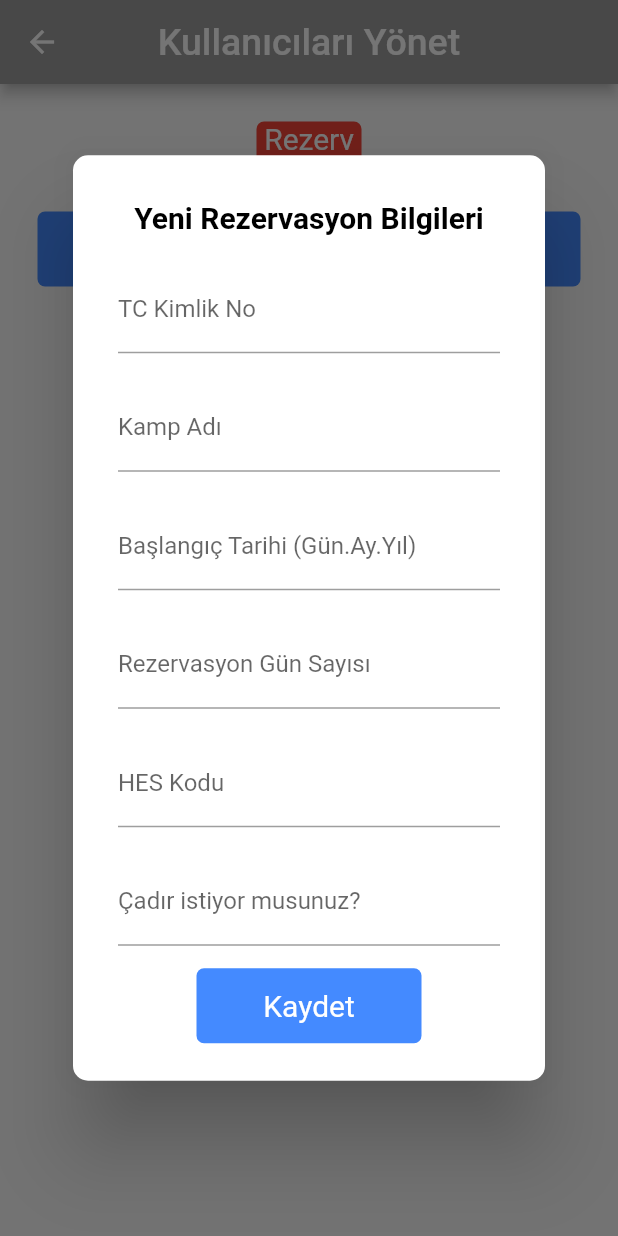
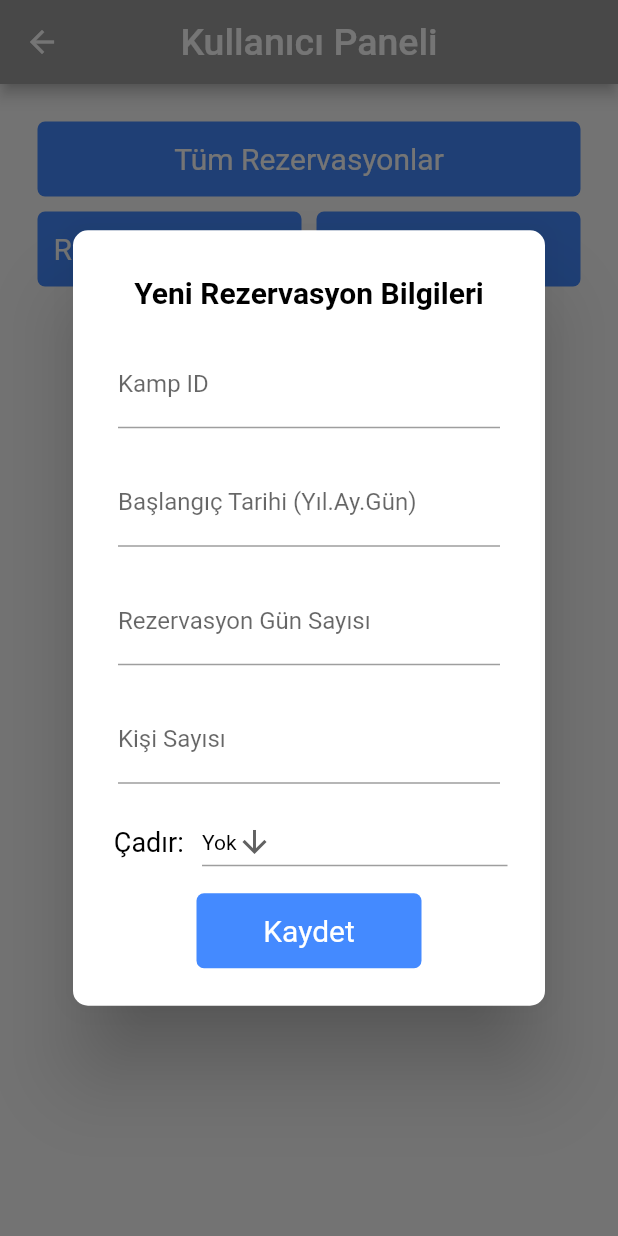
Before and after one commit to aliemrenebiler/Get_Camped, a Flutter app: the UserScreen screen opened by its route, after a tap on "Rezervasyon Ekle", on a phone screen of 412 x 824 dp. Run offline on Flutter 3.47's test engine with Material 2 defaults, Android fonts, the phone set to English and light mode, and no system bars; missing offline and left inert: postgres.

Commit message:
user camp search method added

```diff
--- a/lib/main.dart
+++ b/lib/main.dart
@@ -9,6 +9,9 @@ import 'screens/userscreen.dart';
 import 'screens/adminpages/mngcampsscreen.dart';
 import 'screens/adminpages/mngusersscreen.dart';
 //import 'screens/adminpages/mngrsvsscreen.dart';
+
+// Admin Pages
+import 'screens/userpages/usercampsscreen.dart';
 
 void main() async {
   WidgetsFlutterBinding.ensureInitialized();
@@ -38,6 +41,9 @@ class MyApp extends StatelessWidget {
         '/mngusersscreen': (context) => const MngUsersScreen(),
         '/mngcampsscreen': (context) => const MngCampsScreen(),
         //'/mngrsvsscreen': (context) => const MngRsvsScreen(),
+
+        // user panel routes
+        '/searchcampscreen': (context) => const UsersCampsScreen(),
       },
     );
   }
--- a/lib/screens/adminpages/mngcampsscreen.dart
+++ b/lib/screens/adminpages/mngcampsscreen.dart
@@ -712,7 +712,6 @@ class _EditCampBoxState extends State<EditCampBox> {
               Container(
                 margin: const EdgeInsets.fromLTRB(5, 0, 5, 20),
                 child: TextFormField(
-                  keyboardType: TextInputType.number,
                   controller: nameController,
                   decoration: const InputDecoration(
                     border: UnderlineInputBorder(),
@@ -812,7 +811,8 @@ class _EditCampBoxState extends State<EditCampBox> {
               Container(
                 margin: const EdgeInsets.fromLTRB(5, 0, 5, 20),
                 child: TextFormField(
-                  controller: phoneController,
+                  keyboardType: TextInputType.number,
+                  controller: dailyPriceController,
                   decoration: const InputDecoration(
                     border: UnderlineInputBorder(),
                     labelText: "Yeni Günlük Ücret",
@@ -824,6 +824,7 @@ class _EditCampBoxState extends State<EditCampBox> {
                   bool tentValue = (tentExist == 'Var') ? true : false;
                   updateCamp(widget.id, tentValue);
                   Navigator.pop(context);
+                  clearAllControllers();
                   widget.notifyParent();
                   showDialog(
                     context: context,
--- a/lib/screens/userpages/userrsvscreen.dart
+++ b/lib/screens/userpages/userrsvscreen.dart
@@ -21,7 +21,7 @@ class _UsersRsvScreenState extends State<UsersRsvScreen> {
       appBar: AppBar(
         centerTitle: true,
         title: Text(
-          'Kullanıcıları Yönet',
+          'Kullanıcı Paneli',
           textAlign: TextAlign.center,
           style: TextStyle(
             color: Colors.white,
@@ -34,15 +34,16 @@ class _UsersRsvScreenState extends State<UsersRsvScreen> {
         padding: const EdgeInsets.fromLTRB(20, 20, 20, 0),
         child: Column(
           children: [
-            SearchUserBox(notifyParent: refresh),
+            AllRsvsButton(notifyParent: refresh),
             Row(
               children: [
-                // Expanded(
-                //   child: ListAllButton(notifyParent: refresh),
-                // ),
                 Expanded(
                   child: AddRsvButton(notifyParent: refresh),
-                )
+                ),
+                Expanded(
+                  flex: 1,
+                  child: CampSearchButton(),
+                ),
               ],
             ),
             (searchedList != null)
@@ -81,29 +82,25 @@ class _UsersRsvScreenState extends State<UsersRsvScreen> {
 }
 
 // TOP BUTTONS AND SEARCH
-class SearchUserBox extends StatelessWidget {
+class AllRsvsButton extends StatelessWidget {
   final Function() notifyParent;
-  SearchUserBox({Key? key, required this.notifyParent}) : super(key: key);
+  const AllRsvsButton({Key? key, required this.notifyParent}) : super(key: key);
+
   @override
   Widget build(BuildContext context) {
-    return Row(
-      mainAxisAlignment: MainAxisAlignment.center,
-      crossAxisAlignment: CrossAxisAlignment.end,
-      children: [
-        Container(
-          child: FittedBox(
+    return Container(
       child: InkWell(
         onTap: () async {
-                await getSingleUser(currentUser.ssn!);
+          await getUserRsv(currentUser.ssn!);
           await clearAllControllers();
+          print(searchedList);
           notifyParent();
         },
         child: Container(
           alignment: Alignment.center,
-                width: 70,
           height: 50,
           child: Text(
-                  'Rezervasyon Görüntüle',
+            'Tüm Rezervasyonlar',
             textAlign: TextAlign.center,
             style: TextStyle(
               color: Colors.white,
@@ -111,15 +108,12 @@ class SearchUserBox extends StatelessWidget {
             ),
           ),
           decoration: const BoxDecoration(
-                  color: Colors.red,
+            color: Colors.blueAccent,
             borderRadius: BorderRadius.all(Radius.circular(5)),
           ),
         ),
       ),
-          ),
       margin: const EdgeInsets.all(5),
-        ),
-      ],
     );
   }
 }
@@ -168,6 +162,38 @@ class AddRsvButton extends StatelessWidget {
   }
 }
 
+class CampSearchButton extends StatelessWidget {
+  const CampSearchButton({Key? key}) : super(key: key);
+
+  @override
+  Widget build(BuildContext context) {
+    return Container(
+      child: InkWell(
+        onTap: () async {
+          Navigator.pushNamed(context, '/searchcampscreen');
+        },
+        child: Container(
+          decoration: const BoxDecoration(
+            color: Colors.blueAccent,
+            borderRadius: BorderRadius.all(Radius.circular(5)),
+          ),
+          alignment: Alignment.center,
+          height: 50,
+          child: Text(
+            'Kamp Arama',
+            textAlign: TextAlign.center,
+            style: TextStyle(
+              color: Colors.white,
+              fontSize: fontSizeM,
+            ),
+          ),
+        ),
+      ),
+      margin: const EdgeInsets.all(5),
+    );
+  }
+}
+
 // REPEATED USER BOX
 class UserBox extends StatelessWidget {
   final String ssn;
@@ -185,7 +211,6 @@ class UserBox extends StatelessWidget {
     required this.hesCode,
     required this.notifyParent,
   }) : super(key: key);
-
   @override
   Widget build(BuildContext context) {
     return Container(
@@ -376,9 +401,17 @@ class UserBox extends StatelessWidget {
 }
 
 // FUNCTION BOXES
-class AddRsvBox extends StatelessWidget {
+class AddRsvBox extends StatefulWidget {
   final Function() notifyParent;
-  const AddRsvBox({Key? key, required this.notifyParent}) : super(key: key);
+  AddRsvBox({Key? key, required this.notifyParent}) : super(key: key);
+
+  @override
+  State<AddRsvBox> createState() => _AddRsvBoxState();
+}
+
+class _AddRsvBoxState extends State<AddRsvBox> {
+  String tentExist = 'Yok';
+
   @override
   Widget build(BuildContext context) {
     return Expanded(
@@ -413,11 +446,11 @@ class AddRsvBox extends StatelessWidget {
                 margin: const EdgeInsets.all(10),
                 child: Container(
                   child: TextFormField(
-                    controller: ssnController,
+                    controller: idController,
                     keyboardType: TextInputType.number,
                     decoration: const InputDecoration(
                       border: UnderlineInputBorder(),
-                      labelText: "TC Kimlik No",
+                      labelText: "Kamp ID",
                     ),
                   ),
                 ),
@@ -427,10 +460,11 @@ class AddRsvBox extends StatelessWidget {
                 margin: const EdgeInsets.all(10),
                 child: Container(
                   child: TextFormField(
-                    controller: nameController,
+                    controller: dateController,
+                    keyboardType: TextInputType.number,
                     decoration: const InputDecoration(
                       border: UnderlineInputBorder(),
-                      labelText: "Kamp Adı",
+                      labelText: "Başlangıç Tarihi (Yıl.Ay.Gün)",
                     ),
                   ),
                 ),
@@ -440,21 +474,7 @@ class AddRsvBox extends StatelessWidget {
                 margin: const EdgeInsets.all(10),
                 child: Container(
                   child: TextFormField(
-                    controller: surnameController,
-                    keyboardType: TextInputType.number,
-                    decoration: const InputDecoration(
-                      border: UnderlineInputBorder(),
-                      labelText: "Başlangıç Tarihi (Gün.Ay.Yıl)",
-                    ),
-                  ),
-                ),
-              ),
-              Container(
-                alignment: Alignment.center,
-                margin: const EdgeInsets.all(10),
-                child: Container(
-                  child: TextFormField(
-                    controller: phoneController,
+                    controller: dayController,
                     keyboardType: TextInputType.number,
                     decoration: const InputDecoration(
                       border: UnderlineInputBorder(),
@@ -468,40 +488,71 @@ class AddRsvBox extends StatelessWidget {
                 margin: const EdgeInsets.all(10),
                 child: Container(
                   child: TextFormField(
-                    controller: hesCodeController,
+                    controller: pcountController,
+                    keyboardType: TextInputType.number,
                     decoration: const InputDecoration(
                       border: UnderlineInputBorder(),
-                      labelText: "HES Kodu",
+                      labelText: "Kişi Sayısı",
                     ),
                   ),
                 ),
               ),
+              Row(
+                children: [
                   Container(
-                alignment: Alignment.center,
-                margin: const EdgeInsets.all(10),
-                child: Container(
-                  child: TextFormField(
-                    controller: tentController,
-                    decoration: const InputDecoration(
-                      border: UnderlineInputBorder(),
-                      labelText: "Çadır istiyor musunuz?",
+                    margin: const EdgeInsets.all(5),
+                    child: Text(
+                      'Çadır: ',
+                      textAlign: TextAlign.center,
+                      style: TextStyle(
+                        color: Colors.black,
+                        fontSize: fontSizeS,
                       ),
                     ),
                   ),
+                  Expanded(
+                    child: Container(
+                      margin: const EdgeInsets.all(5),
+                      child: DropdownButton<String>(
+                        value: tentExist,
+                        icon: const Icon(Icons.arrow_downward),
+                        elevation: 16,
+                        style: const TextStyle(color: Colors.black),
+                        underline: Container(
+                          height: 1,
+                          color: Colors.grey,
+                        ),
+                        onChanged: (String? newValue) {
+                          setState(() {
+                            tentExist = newValue!;
+                          });
+                        },
+                        items: <String>['Var', 'Yok']
+                            .map<DropdownMenuItem<String>>((String value) {
+                          return DropdownMenuItem<String>(
+                            value: value,
+                            child: Text(value),
+                          );
+                        }).toList(),
+                      ),
+                    ),
+                  ),
+                ],
               ),
               Container(
                 child: InkWell(
                   onTap: () async {
                     Navigator.pop(context);
-                    int control = await addNewUser();
+                    int control =
+                        await addNewUserRsv(tentExist == 'var' ? true : false);
                     await clearAllControllers();
                     searchedList = null;
-                    notifyParent();
+                    widget.notifyParent();
                     showDialog(
                       context: context,
                       builder: (BuildContext context) {
                         return AlertDialog(
-                          content: UserAddedBox(
+                          content: UserAddedRsvBox(
                             control: control,
                           ),
                           contentPadding: EdgeInsets.zero,
@@ -882,9 +933,9 @@ class DeleteRsvBox extends StatelessWidget {
 }
 
 // INFORMATION BOXES
-class UserAddedBox extends StatelessWidget {
+class UserAddedRsvBox extends StatelessWidget {
   final int control;
-  const UserAddedBox({Key? key, required this.control}) : super(key: key);
+  const UserAddedRsvBox({Key? key, required this.control}) : super(key: key);
   @override
   Widget build(BuildContext context) {
     return FittedBox(
--- a/lib/screens/userscreen.dart
+++ b/lib/screens/userscreen.dart
@@ -9,7 +9,6 @@ class UserScreen extends StatelessWidget {
   Widget build(BuildContext context) {
     searchedList = null;
     return Scaffold(
-      resizeToAvoidBottomInset: false,
       body: UsersRsvScreen(),
     );
   }
```
Also changed, not shown: lib/database/allmethods.dart (+130 -11 lines), lib/screens/userpages/usercampsscreen.dart (+4 -13 lines), pubspec.yaml (+1 -6 lines), pubspec.lock. Lines whose indentation alone changed are shown as unchanged.
